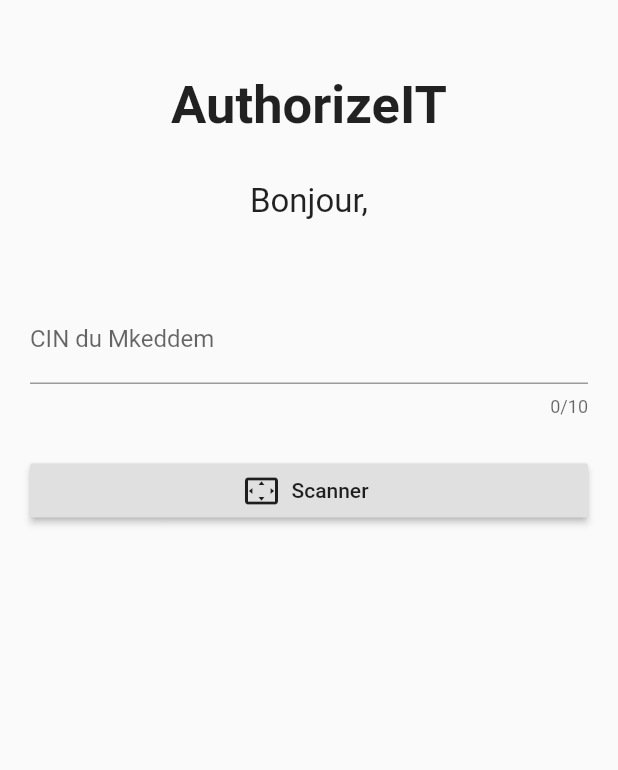
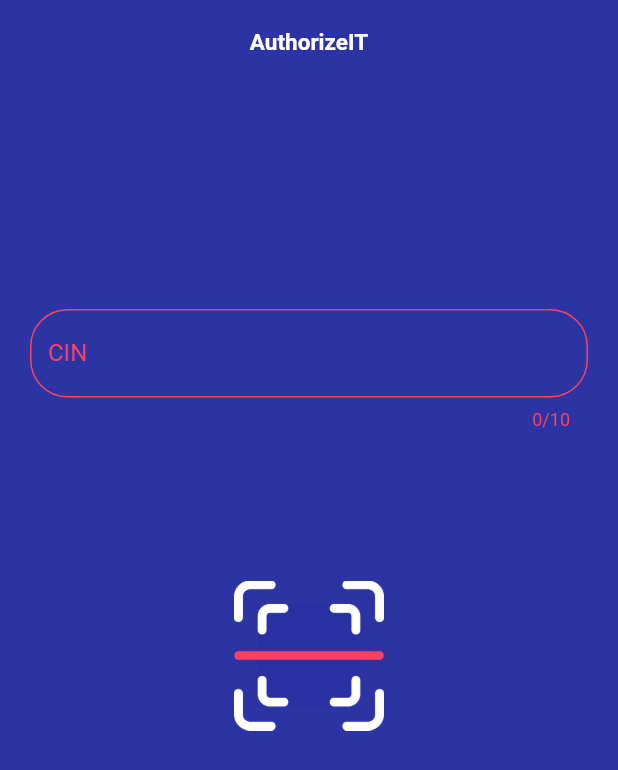
Before and after one commit to iGX10/AuthorizeIT-MkeddemApp, a Flutter app: the screen it shows after launch, on a phone screen of 412 x 824 dp. Shown: the top 770 px of the screen. Run offline on Flutter 3.47's test engine with Material 2 defaults, Android fonts, the light colour scheme and no system bars; our stand-ins replace flutter_spinkit; missing offline and left inert: barcode_scan.

Commit message:
redesigning Home Screen

```diff
--- /dev/null
+++ b/lib/Shared/ThemeColors.dart
@@ -0,0 +1,7 @@
+import 'package:flutter/material.dart';
+
+const themePrimaryColor = const Color(0xFF2C33A2);
+const themeSecondaryColor = const Color(0xFFF84263);
+const themeGreyIshColor = const Color(0xFF7D75A0);
+const themeDarkColor = const Color(0xFF3A3A45);
+const themeLightColor = const Color(0xFF7BA9BC);
--- a/lib/main.dart
+++ b/lib/main.dart
@@ -4,6 +4,7 @@ import 'package:authorizeit/pages/loading.dart';
 import 'package:authorizeit/pages/authorized.dart';
 import 'package:authorizeit/pages/error.dart';
 import 'package:authorizeit/pages/info.dart';
+import 'package:authorizeit/Shared/ThemeColors.dart';
 
 void main() => runApp(MaterialApp(
   debugShowCheckedModeBanner: false,
--- a/lib/pages/home.dart
+++ b/lib/pages/home.dart
@@ -1,6 +1,7 @@
 import 'package:flutter/material.dart';
 import 'package:barcode_scan/barcode_scan.dart';
 import 'package:flutter/services.dart';
+import 'package:authorizeit/Shared/ThemeColors.dart';
 
 class Home extends StatefulWidget {
   @override
@@ -17,7 +18,25 @@ class _HomeState extends State<Home> {
 
   Widget buildCinField() {
     return TextFormField(
-      decoration: InputDecoration(labelText: 'CIN du Mkeddem'),
+      decoration: InputDecoration(
+        labelText: 'CIN',
+        labelStyle: TextStyle(color: themeSecondaryColor),
+        counterStyle: TextStyle(color: themeSecondaryColor),
+
+        enabledBorder: OutlineInputBorder(
+            borderRadius: BorderRadius.circular(25),
+            borderSide: BorderSide(
+              color: themeSecondaryColor,
+            )
+        ),
+        focusedBorder: OutlineInputBorder(
+            borderRadius: BorderRadius.circular(25),
+            borderSide: BorderSide(
+              color: themeLightColor,
+            )
+        )
+      ),
+      style: TextStyle(color: Colors.white),
       maxLength: 10,
       validator: (String value) {
         if(value.isEmpty) {
@@ -67,37 +86,40 @@ class _HomeState extends State<Home> {
   @override
   Widget build(BuildContext context) {
     return Scaffold(
-      body: SafeArea(
-        child: SingleChildScrollView(
+      backgroundColor: themePrimaryColor,
+      appBar: AppBar(
+        title: Text(
+          'AuthorizeIT',
+          style: TextStyle(
+              fontSize: 15.0,
+              fontWeight: FontWeight.bold
+          ),
+        ),
+        elevation: 0,
+        centerTitle: true,
+        backgroundColor: themePrimaryColor,
+      ),
+      body: SingleChildScrollView(
         child: ConstrainedBox(
           constraints: BoxConstraints(),
           child: Padding(
             padding: const EdgeInsets.symmetric(horizontal: 20, vertical: 50),
             child: Column(
               children: <Widget>[
-                  Text(
-                    'AuthorizeIT',
-                    style: TextStyle(
-                      fontSize: 35.0,
-                      fontWeight: FontWeight.bold
-                    ),
-                  ),
-                  SizedBox(height: 30.0),
-                  Text(
-                    'Bonjour,',
-                    style: TextStyle(
-                      fontSize: 22.0
-                    ),
-                  ),
-                  SizedBox(height: 50.0),
+                SizedBox(height: 100.0),
                 Form(
                   key: _formKey,
                   child: Column(
                     crossAxisAlignment: CrossAxisAlignment.stretch,
                     children: <Widget>[
                       buildCinField(),
-                        SizedBox(height: 25,),
-                        RaisedButton.icon(
+                      SizedBox(height: 100,),
+                      FlatButton(
+                          child: Image(
+                            image: AssetImage('assets/qr-code.png'),
+                            height: 100,
+                            width: 100,
+                          ),
                           onPressed: () async {
                             if(!_formKey.currentState.validate()) {
                               return;
@@ -124,9 +146,8 @@ class _HomeState extends State<Home> {
                               });
                             }
 
-                            },
-                            icon: Icon(Icons.settings_overscan),
-                            label: Text('Scanner'))
+                          }
+                      )
                     ],
                   ),
                 )
@@ -135,7 +156,6 @@ class _HomeState extends State<Home> {
           ),
         ),
       ),
-      ),
     );
   }
 }
--- a/pubspec.yaml
+++ b/pubspec.yaml
@@ -44,9 +44,8 @@ flutter:
   uses-material-design: true
 
   # To add assets to your application, add an assets section, like this:
-  # assets:
-  #  - images/a_dot_burr.jpeg
-  #  - images/a_dot_ham.jpeg
+  assets:
+    - assets/
 
   # An image asset can refer to one or more resolution-specific "variants", see
   # https://flutter.dev/assets-and-images/#resolution-aware.
```
Also changed, not shown: assets/qr-code.png (added). Lines whose indentation alone changed are shown as unchanged.
